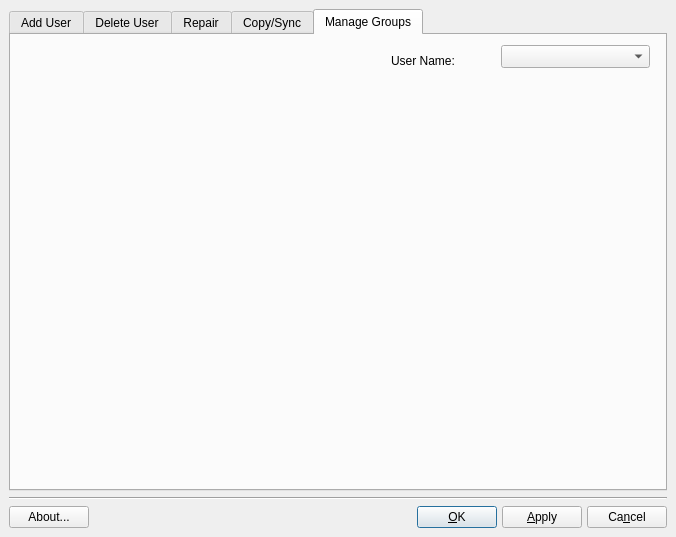
timkb4cq/mx-user, file meconfig.ui: the form before one commit.
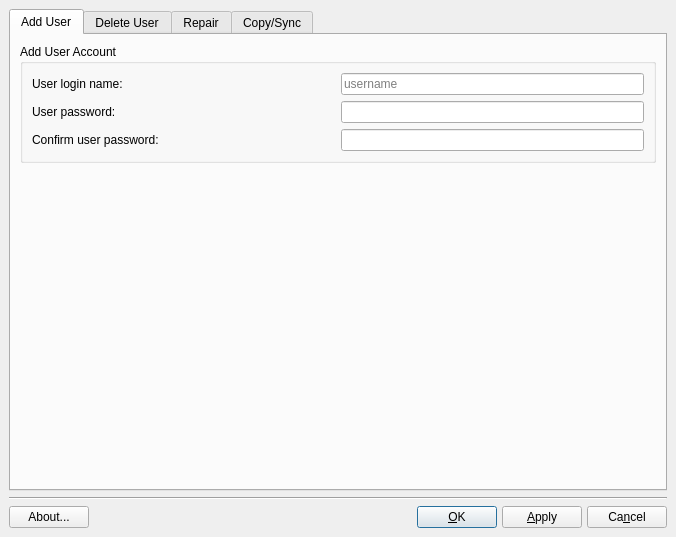
The form after the commit. The open tabs and pages were chosen to show the change. Icons and pictures are not drawn.

Commit message: removed manageGroups tab, we'll work on that on other branch

What changed in the file:
```diff
--- a/meconfig.ui
+++ b/meconfig.ui
@@ -809,58 +809,6 @@
        </item>
       </layout>
      </widget>
-     <widget class="QWidget" name="groupsTab">
-      <attribute name="title">
-       <string>Manage Groups</string>
-      </attribute>
-      <widget class="QComboBox" name="groupsUserCombo">
-       <property name="geometry">
-        <rect>
-         <x>490</x>
-         <y>10</y>
-         <width>149</width>
-         <height>23</height>
-        </rect>
-       </property>
-       <property name="sizePolicy">
-        <sizepolicy hsizetype="MinimumExpanding" vsizetype="Minimum">
-         <horstretch>0</horstretch>
-         <verstretch>0</verstretch>
-        </sizepolicy>
-       </property>
-       <property name="toolTip">
-        <string>Select user name</string>
-       </property>
-      </widget>
-      <widget class="QLabel" name="groupsUserNameLabel">
-       <property name="geometry">
-        <rect>
-         <x>380</x>
-         <y>10</y>
-         <width>81</width>
-         <height>31</height>
-        </rect>
-       </property>
-       <property name="sizePolicy">
-        <sizepolicy hsizetype="MinimumExpanding" vsizetype="Minimum">
-         <horstretch>0</horstretch>
-         <verstretch>0</verstretch>
-        </sizepolicy>
-       </property>
-       <property name="toolTip">
-        <string>Select user to delete</string>
-       </property>
-       <property name="frameShape">
-        <enum>QFrame::NoFrame</enum>
-       </property>
-       <property name="frameShadow">
-        <enum>QFrame::Plain</enum>
-       </property>
-       <property name="text">
-        <string>User Name:</string>
-       </property>
-      </widget>
-     </widget>
     </widget>
    </item>
    <item>
```
